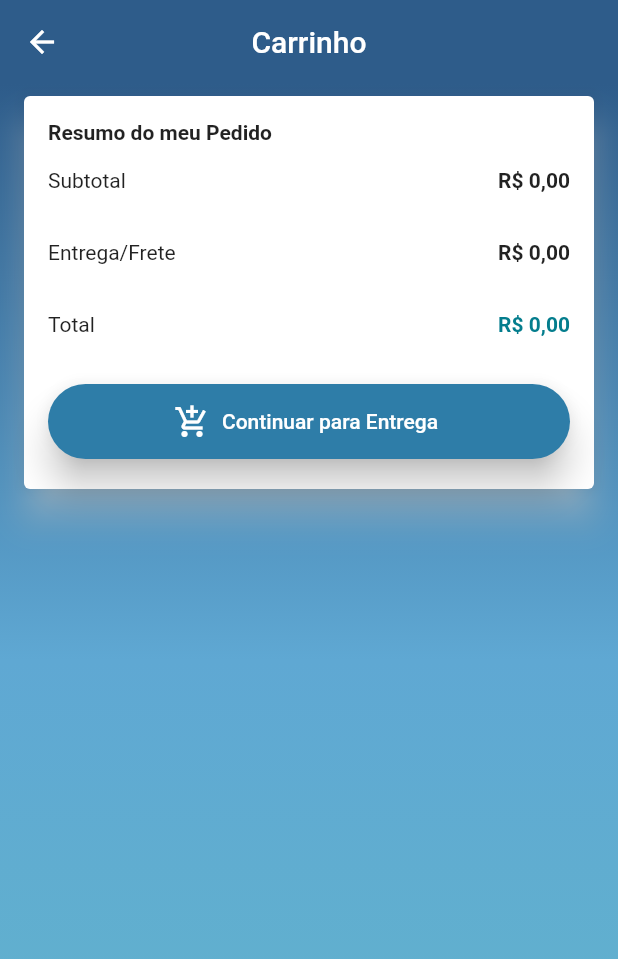
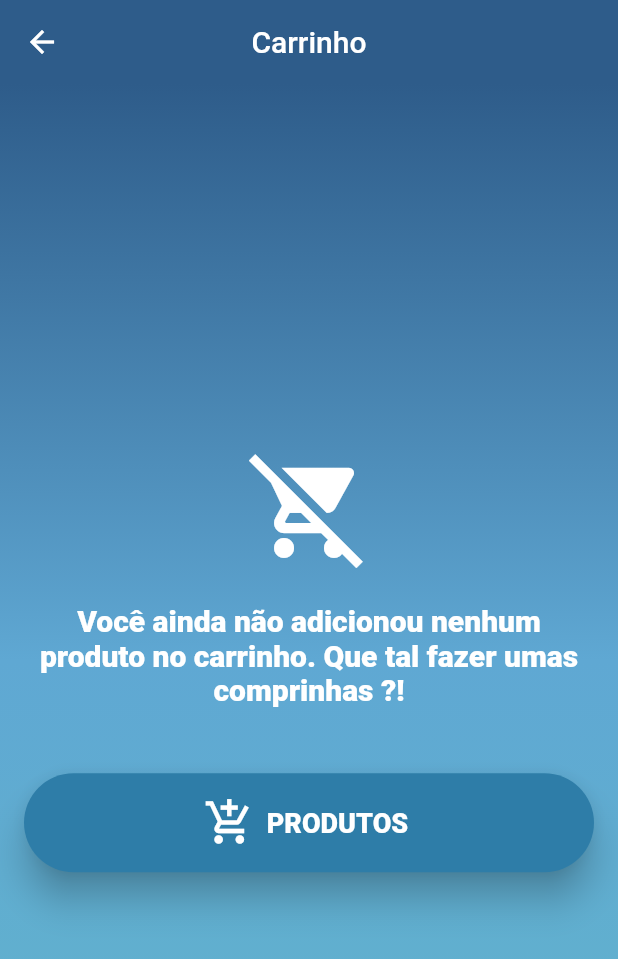
Before and after one commit to ravelinejunior/RavenStores, a Flutter app: the CartScreen screen opened by its route, on a phone screen of 412 x 824 dp. Shown: the top 959 px of the screen. Run offline on Flutter 3.47's test engine with Material 2 defaults, Android fonts, the phone set to English and light mode, and no system bars; our stand-ins replace brasil_fields, carousel_pro, cloud_firestore, dio, firebase_auth, firebase_storage and 5 more; missing offline and left inert: alphabet_list_scroll_view; accounts and stored records are empty; network calls fail.

```diff
--- /dev/null
+++ b/lib/common/custom_widgets/empty_card.dart
@@ -0,0 +1,61 @@
+import 'package:flutter/material.dart';
+
+class EmptyCard extends StatelessWidget {
+  const EmptyCard({@required this.title, @required this.iconData});
+  final String title;
+  final IconData iconData;
+  @override
+  Widget build(BuildContext context) {
+    return Padding(
+      padding: const EdgeInsets.all(16),
+      child: Column(
+        mainAxisAlignment: MainAxisAlignment.center,
+        crossAxisAlignment: CrossAxisAlignment.stretch,
+        children: [
+          Icon(
+            iconData,
+            color: Colors.white,
+            size: 80,
+          ),
+          const SizedBox(height: 16),
+          Padding(
+            padding: const EdgeInsets.all(8.0),
+            child: Text(
+              title,
+              style: TextStyle(
+                fontSize: 20,
+                fontWeight: FontWeight.w800,
+                color: Colors.white,
+              ),
+              textAlign: TextAlign.center,
+            ),
+          ),
+          Container(
+            margin: const EdgeInsets.only(top: 36),
+            height: 66,
+            child: RaisedButton.icon(
+              elevation: 10,
+              shape: StadiumBorder(),
+              color: Color.fromARGB(255, 46, 125, 168),
+              onPressed: () => Navigator.of(context).pushNamed('/products'),
+              icon: Icon(
+                Icons.add_shopping_cart,
+                color: Colors.white,
+                size: 34,
+              ),
+              label: const Text(
+                'PRODUTOS',
+                style: TextStyle(
+                  fontSize: 18,
+                  fontWeight: FontWeight.w800,
+                  color: Colors.white,
+                ),
+              ),
+              textColor: Colors.white,
+            ),
+          )
+        ],
+      ),
+    );
+  }
+}
--- a/lib/models/address.dart
+++ b/lib/models/address.dart
@@ -3,7 +3,7 @@ class Address {
     this.alt,
     this.city,
     this.complement,
-    this.disctrict,
+    this.district,
     this.lat,
     this.long,
     this.number,
@@ -17,9 +17,39 @@ class Address {
   double long;
   String zipCode;
   String complement;
-  String disctrict;
+  String district;
   String number;
   String street;
   String city;
   String state;
+
+  //converte objeto em mapa
+
+  Map<String, dynamic> toMap() {
+    return {
+      'altitude': alt,
+      'latitude': lat,
+      'longitude': long,
+      'zipCode': zipCode,
+      'complement': complement,
+      'district': district,
+      'number': number,
+      'street': street,
+      'city': city,
+      'state': state,
+    };
+  }
+
+  //converte mapa em objeto
+  Address.fromMap(Map<String, dynamic> map)
+      : alt = map['altitude'] as double,
+        lat = map['latitude'] as double,
+        long = map['longitude'] as double,
+        zipCode = map['zipCode'] as String,
+        complement = map['complement'] as String,
+        district = map['district'] as String,
+        number = map['number'] as String,
+        street = map['street'] as String,
+        city = map['city'] as String,
+        state = map['state'] as String;
 }
--- a/lib/screens/cart/cart_screen.dart
+++ b/lib/screens/cart/cart_screen.dart
@@ -1,5 +1,7 @@
 import 'package:flutter/material.dart';
 import 'package:provider/provider.dart';
+import 'package:ravelinestores/common/custom_widgets/empty_card.dart';
+import 'package:ravelinestores/common/custom_widgets/login_card.dart';
 import 'package:ravelinestores/common/custom_widgets/price_cart.dart';
 import 'package:ravelinestores/managers/cart_manager.dart';
 import 'package:ravelinestores/screens/cart/components/cart_tile.dart';
@@ -26,6 +28,7 @@ class CartScreen extends StatelessWidget {
           ),
           Consumer<CartManager>(
             builder: (context, cartManager, child) {
+              if (cartManager.user != null && cartManager.items.isNotEmpty)
                 return ListView(
                   children: [
                     Column(
@@ -50,6 +53,14 @@ class CartScreen extends StatelessWidget {
                             : Colors.redAccent.withAlpha(100)),
                   ],
                 );
+              else if (cartManager.user != null && cartManager.items.isEmpty)
+                return EmptyCard(
+                  iconData: Icons.remove_shopping_cart,
+                  title:
+                      "Você ainda não adicionou nenhum produto no carrinho. Que tal fazer umas comprinhas ?!",
+                );
+              else
+                return LoginCard();
             },
           )
         ],
--- a/lib/screens/home/components/section_header.dart
+++ b/lib/screens/home/components/section_header.dart
@@ -46,6 +46,7 @@ class SectionHeader extends StatelessWidget {
                 onTap: () {
                   homeManager.removeSection(section);
                 },
+                color: Colors.red,
               ),
             ],
           ),
--- a/pubspec.yaml
+++ b/pubspec.yaml
@@ -46,6 +46,7 @@ dependencies:
   dio: ^3.0.10
   brasil_fields: ^0.4.0
   geolocator: ^5.3.1
+  shimmer: ^1.1.1
 
 
 dev_dependencies:
```
Also changed, not shown: lib/common/custom_widgets/login_card.dart (added, +52 -0 lines), lib/managers/cart_manager.dart (+34 -3 lines), lib/models/user.dart (+13 -0 lines), lib/screens/address/components/address_input_field.dart (+15 -4 lines), lib/screens/address/components/cep_input_field.dart (+24 -5 lines), pubspec.lock. Lines whose indentation alone changed are shown as unchanged.
